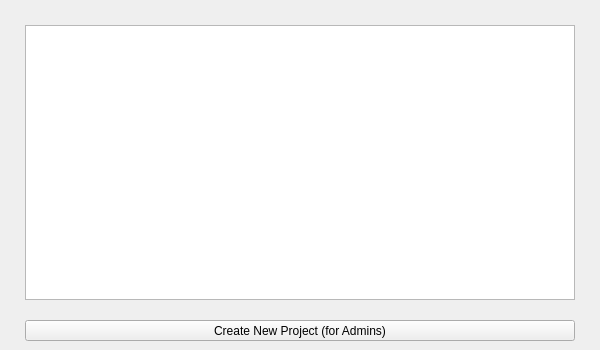
Old version of the form Qt/InstaDam/app/projectlist.ui in the repository Vedhus/InstaDam.
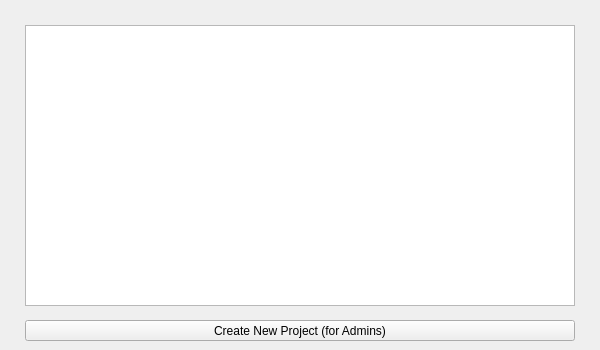
New version of the form.

Commit message: projects list added

Patch:
```diff
--- a/Qt/InstaDam/app/projectlist.ui
+++ b/Qt/InstaDam/app/projectlist.ui
@@ -26,13 +26,13 @@
     <string>Create New Project (for Admins)</string>
    </property>
   </widget>
-  <widget class="QTableView" name="projectsTable">
+  <widget class="QListWidget" name="projectsTable">
    <property name="geometry">
     <rect>
      <x>25</x>
      <y>25</y>
      <width>550</width>
-     <height>275</height>
+     <height>281</height>
     </rect>
    </property>
   </widget>
```
The commit also changes 6 other files.
